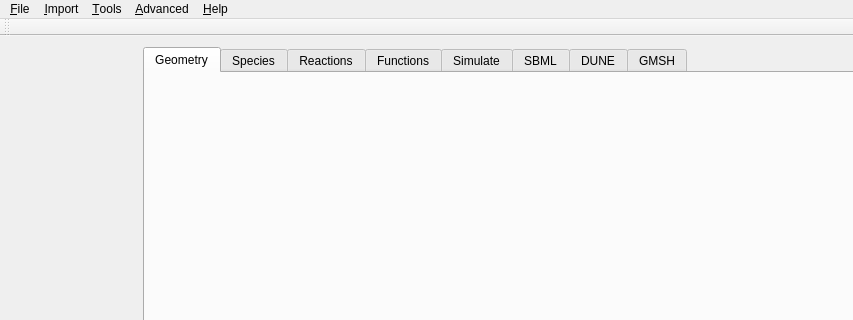
First picture: the form in src/gui/mainwindow.ui, repository spatial-model-editor/spatial-model-editor, before the edit; both pictures show x 0 to 853 and y 0 to 320 of the 1400 by 700 pixel window.
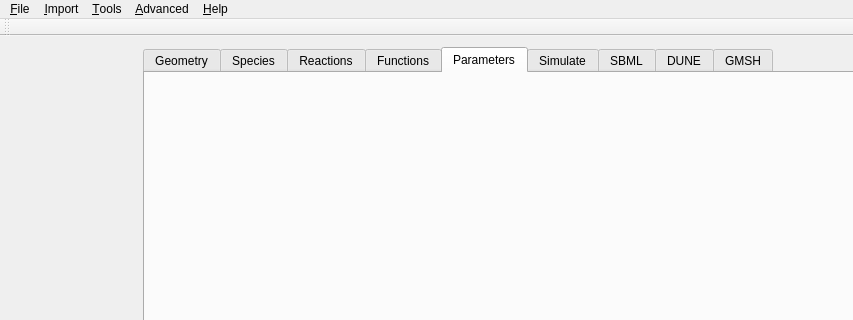
Second picture: the form after the edit. The open tabs and pages were chosen to show the change. Custom widgets are drawn as their Qt base class.

Commit message:
add Parameters tab to GUI   - user can add/remove/edit model parameters   - if value is a double, then exported to SBML as constant Parameter with this value   - otherwise, exported as non-constant Parameter, along with an AssignmentRule with the expression   - don't display spatial parameters that are edited elsewhere (e.g. diffusion constants, initial species concentrations)   - resolves #126
also
  - user can edit parameters in python client
    - resolves #178
  - qplaintextmathedit: fix parsing of scientific notation numbers

What changed in the file:
```diff
--- a/src/gui/mainwindow.ui
+++ b/src/gui/mainwindow.ui
@@ -125,6 +125,12 @@
         </attribute>
         <layout class="QGridLayout" name="gridLayout_7"/>
        </widget>
+       <widget class="QWidget" name="tabParameters">
+        <attribute name="title">
+         <string>Parameters</string>
+        </attribute>
+        <layout class="QHBoxLayout" name="horizontalLayout_tabParameters"/>
+       </widget>
        <widget class="QWidget" name="tabSimulate">
         <property name="whatsThis">
          <string>&lt;h4&gt;Simulate tab&lt;/h4&gt;
```
Left out of the diff: 2 changed lines with no effect on the pictures. The commit also changes 63 other files.
